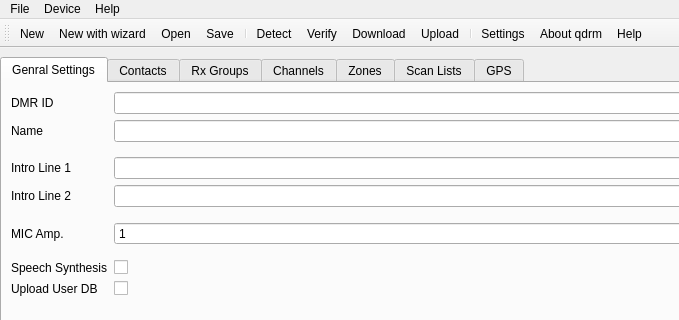
Before: the Qt Designer form shared/mainwindow.ui in hmatuschek/qdmr, drawn with Qt 5; both pictures show x 0 to 679 and y 0 to 320 of the 800 by 600 pixel window.
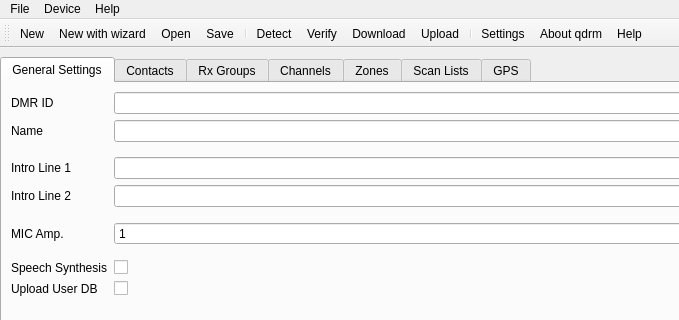
After: the same form once the commit is applied. Icons and pictures are not drawn.

Commit message:
correct typos in main window UI
Two typos "genral" for "general" in the main UI window.
"RMD" for "DMR" in one case.
"qdrm" for "qdmr" in the window title.

Should all be cosmetic and not affect system operations.

```diff
--- a/shared/mainwindow.ui
+++ b/shared/mainwindow.ui
@@ -65,7 +65,7 @@
         <string>General settings</string>
        </property>
        <attribute name="title">
-        <string>Genral Settings</string>
+        <string>General Settings</string>
        </attribute>
        <attribute name="toolTip">
         <string>This tab contains all general settings like name and RMD ID of the radio.</string>
```
Left out of the diff: 6 changed lines with no effect on the pictures.
